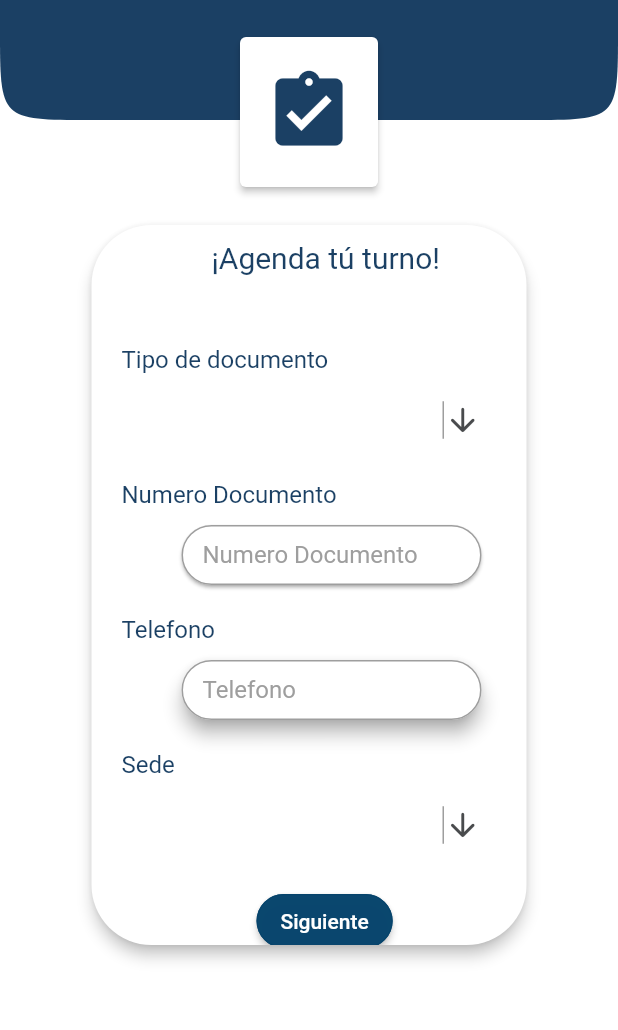
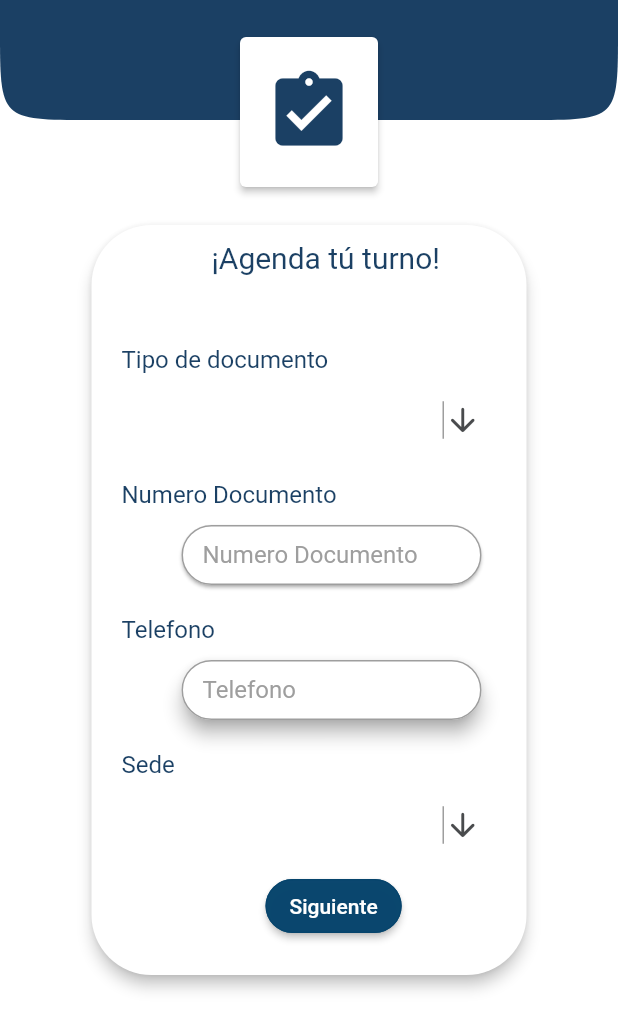
Before and after one commit to DTZ-David/farmax_app, a Flutter app: the RegistrarCita screen opened by its route, on a phone screen of 412 x 824 dp. Shown: the top 1030 px of the screen. Run offline on Flutter 3.47's test engine with Material 2 defaults, Android fonts, the phone set to English and light mode, and no system bars; our stand-ins replace get, image_picker, loading_animation_widget; network calls fail.

Commit message:
Fixing Views 2.0

```diff
--- a/lib/ui/pages/home.dart
+++ b/lib/ui/pages/home.dart
@@ -93,7 +93,7 @@ class _HomePagePacienteState extends State<HomePagePaciente>
             ),
             const SizedBox(height: 10),
             SizedBox(
-              height: 460,
+              height: MediaQuery.of(context).size.height * 0.7,
               width: double.maxFinite,
               child: TabBarView(
                 controller: tabController,
@@ -216,7 +216,7 @@ class _CargarCardsState extends State<CargarCards> {
                               child: AlertDialog(
                                 backgroundColor: Colors.white,
                                 title: const Text(
-                                  "Editar Sesión",
+                                  "Editar Turno",
                                   style: TextStyle(
                                       color: Color.fromARGB(255, 0, 0, 0)),
                                 ),
@@ -230,7 +230,7 @@ class _CargarCardsState extends State<CargarCards> {
                                             horizontal: 20, vertical: 50),
                                         child: DropdownButtonFormField<String>(
                                           decoration: InputDecoration(
-                                              hintText: "Estado de la Sesión",
+                                              hintText: "Estado del Turno",
                                               enabledBorder: OutlineInputBorder(
                                                   borderRadius:
                                                       BorderRadius.circular(10),
--- a/lib/ui/pages/registrar_cita.dart
+++ b/lib/ui/pages/registrar_cita.dart
@@ -40,7 +40,7 @@ class _RegistrarCitaState extends State<RegistrarCita> {
                   children: [
                     const SizedBox(height: 50),
                     SizedBox(
-                      height: 520,
+                      height: 540,
                       width: 330,
                       child: Padding(
                         padding: const EdgeInsets.all(16),
@@ -284,8 +284,10 @@ class _RegistrarCitaState extends State<RegistrarCita> {
                                 ),
                               ),
                               Positioned(
-                                  top: 440,
-                                  left: 110,
+                                  top: 430,
+                                  left:
+                                      MediaQuery.of(context).size.width * 0.5 -
+                                          90,
                                   child: ElevatedButton(
                                     style: ButtonStyle(
                                         backgroundColor:
```
